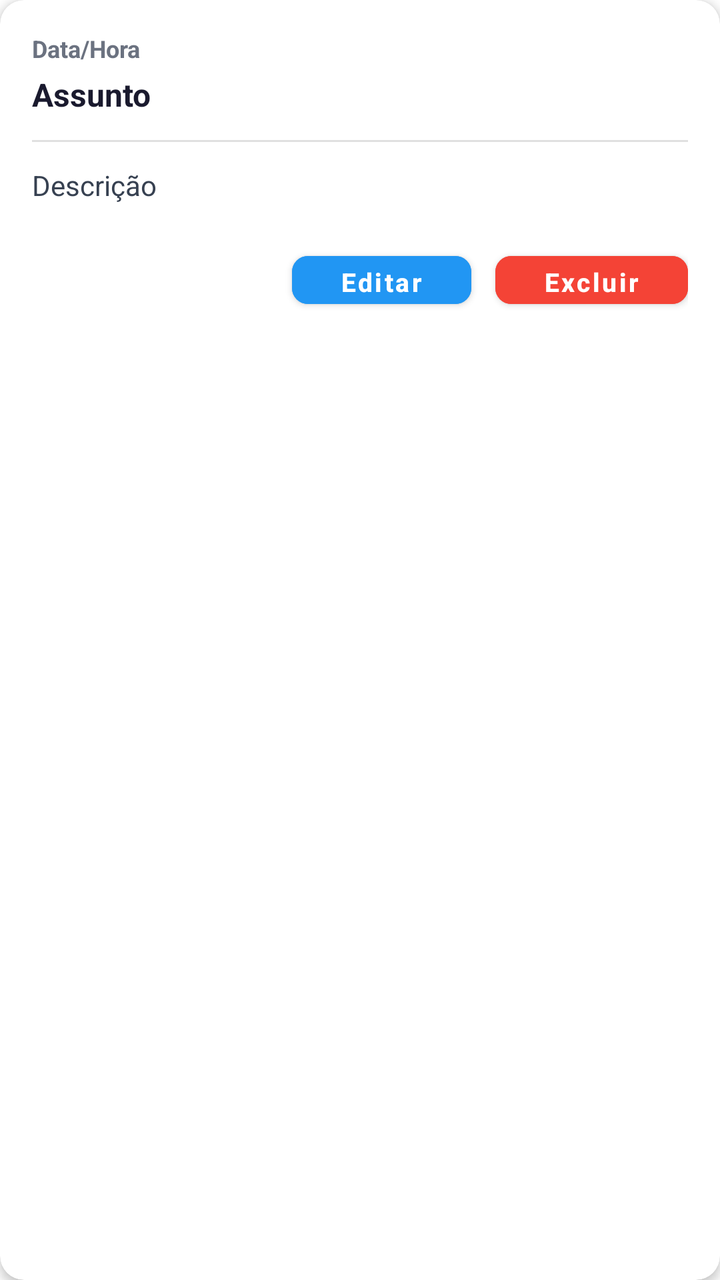
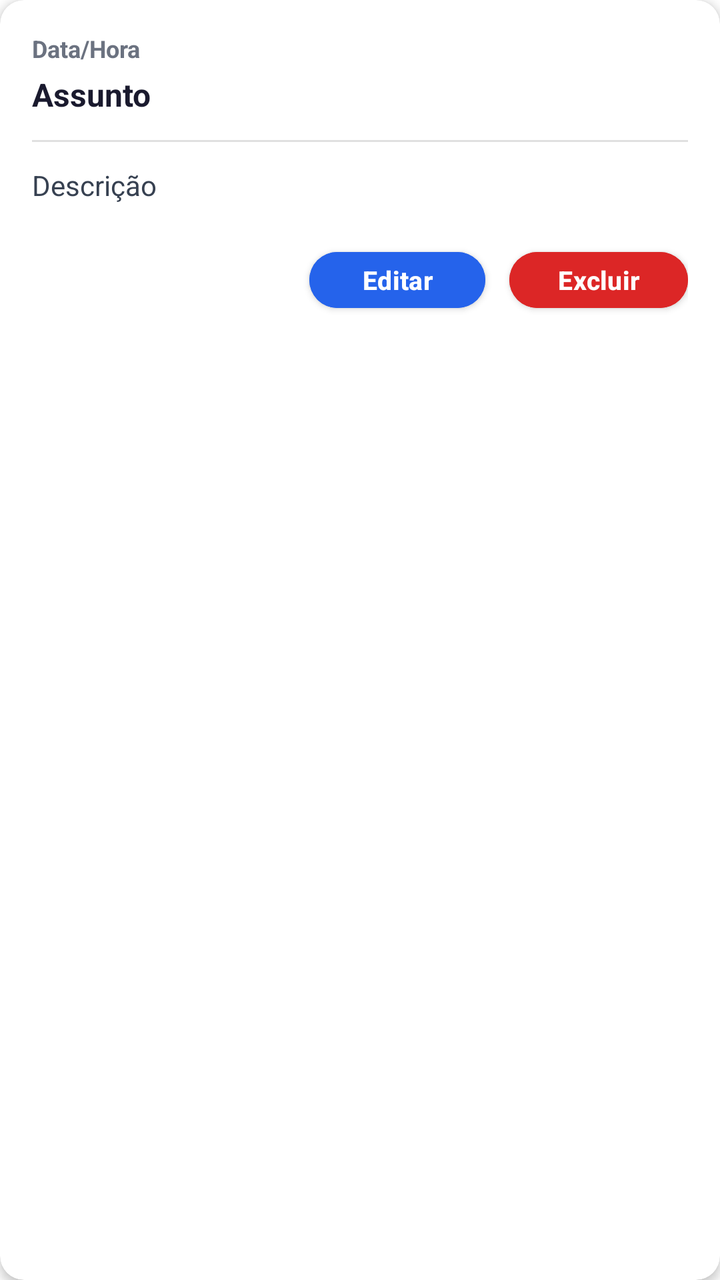

Screens rendered from an Android XML layout before and after an edit, with the pre-edit source and the edit as a unified diff.
<!-- AndroidManifest.xml: application theme AppTheme -->
<!-- res/layout/item_aviso.xml -->
<?xml version="1.0" encoding="utf-8"?>
<androidx.cardview.widget.CardView xmlns:android="http://schemas.android.com/apk/res/android"
    xmlns:app="http://schemas.android.com/apk/res-auto"
    android:layout_width="match_parent"
    android:layout_height="wrap_content"
    android:layout_marginStart="16dp"
    android:layout_marginEnd="16dp"
    android:layout_marginTop="8dp"
    android:layout_marginBottom="8dp"
    app:cardCornerRadius="12dp"
    app:cardElevation="3dp"
    app:cardBackgroundColor="#FFFFFF">

    <LinearLayout
        android:layout_width="match_parent"
        android:layout_height="wrap_content"
        android:orientation="vertical"
        android:padding="16dp">

        
        <LinearLayout
            android:layout_width="match_parent"
            android:layout_height="wrap_content"
            android:orientation="vertical">

            <TextView
                android:id="@+id/tvDataHora"
                android:layout_width="wrap_content"
                android:layout_height="wrap_content"
                android:text="Data/Hora"
                android:textSize="12sp"
                android:textColor="#6B7280"
                android:textStyle="bold"/>

            <TextView
                android:id="@+id/tvAssunto"
                android:layout_width="match_parent"
                android:layout_height="wrap_content"
                android:text="Assunto"
                android:textSize="16sp"
                android:textColor="#1A1A2E"
                android:textStyle="bold"
                android:layout_marginTop="4dp"/>

        </LinearLayout>

        
        <View
            android:layout_width="match_parent"
            android:layout_height="1dp"
            android:background="#E0E0E0"
            android:layout_marginTop="12dp"
            android:layout_marginBottom="12dp" />

        
        <TextView
            android:id="@+id/tvDescricao"
            android:layout_width="match_parent"
            android:layout_height="wrap_content"
            android:text="Descrição"
            android:textSize="14sp"
            android:textColor="#374151"
            android:layout_marginBottom="12dp"/>

        
        <TextView
            android:layout_width="match_parent"
            android:layout_height="wrap_content"
            android:text="📎 Anexos:"
            android:textSize="13sp"
            android:textColor="#6B7280"
            android:layout_marginBottom="8dp"
            android:visibility="gone"
            android:id="@+id/tvAnexosLabel"/>

        <HorizontalScrollView
            android:id="@+id/scrollAnexos"
            android:layout_width="match_parent"
            android:layout_height="80dp"
            android:layout_marginBottom="12dp"
            android:scrollbars="none"
            android:visibility="gone">

            <LinearLayout
                android:id="@+id/layoutAnexos"
                android:layout_width="wrap_content"
                android:layout_height="match_parent"
                android:orientation="horizontal"/>

        </HorizontalScrollView>

        
        <LinearLayout
            android:layout_width="match_parent"
            android:layout_height="wrap_content"
            android:orientation="horizontal"
            android:layout_marginTop="8dp"
            android:gravity="end">

            <Button
                android:id="@+id/btnEditar"
                android:layout_width="wrap_content"
                android:layout_height="36dp"
                android:text="Editar"
                android:textSize="13sp"
                android:textStyle="bold"
                android:textAllCaps="false"
                android:backgroundTint="#2196F3"
                android:textColor="#FFFFFF"
                app:cornerRadius="8dp"
                android:paddingStart="24dp"
                android:paddingEnd="24dp"
                android:layout_marginEnd="12dp"/>

            <Button
                android:id="@+id/btnExcluir"
                android:layout_width="wrap_content"
                android:layout_height="36dp"
                android:text="Excluir"
                android:textSize="13sp"
                android:textStyle="bold"
                android:textAllCaps="false"
                android:backgroundTint="#F44336"
                android:textColor="#FFFFFF"
                app:cornerRadius="8dp"
                android:paddingStart="24dp"
                android:paddingEnd="24dp"/>
        </LinearLayout>

    </LinearLayout>
</androidx.cardview.widget.CardView>
<!-- resources referenced by this layout -->
<resources>
  <style name="AppTheme" parent="Theme.MaterialComponents.DayNight.DarkActionBar">
          <item name="colorPrimary">@color/colorPrimary</item>
          <item name="colorPrimaryDark">@color/black</item>
          <item name="colorAccent">@color/black</item>
          <item name="android:windowBackground">@color/white</item>
          <item name="android:textColor">@color/black</item>
          <item name="android:textColorPrimary">@color/corTitulo</item>
  
          
          <item name="materialButtonStyle">@style/Widget.Condominio.Button</item>
          <item name="textInputStyle">@style/Widget.Condominio.TextInputLayout</item>
      </style>
  <color name="colorPrimary">#062AF2</color>
  <color name="black">#000000</color>
  <color name="white">#FFFFFF</color>
  <color name="corTitulo">#070707</color>
  <style name="Widget.Condominio.Button" parent="Widget.MaterialComponents.Button">
          <item name="backgroundTint">@color/colorPrimary</item>
          <item name="android:textColor">@color/white</item>
          <item name="cornerRadius">8dp</item>
      </style>
  <style name="Widget.Condominio.TextInputLayout" parent="Widget.MaterialComponents.TextInputLayout.OutlinedBox">
          <item name="boxBackgroundColor">@color/white</item>
          <item name="boxStrokeColor">@color/colorPrimary</item>
          <item name="hintTextColor">@color/colorPrimary</item>
          <item name="android:textColorHint">@color/colorPrimary</item>
      </style>
</resources>

<!-- the commit's change to res/layout/item_aviso.xml (unified diff, before → after) -->
@@ -105,9 +105,9 @@
                 android:textSize="13sp"
                 android:textStyle="bold"
                 android:textAllCaps="false"
-                android:backgroundTint="#2196F3"
+                android:backgroundTint="@color/botaoPrimario"
                 android:textColor="#FFFFFF"
-                app:cornerRadius="8dp"
+                app:cornerRadius="14dp"
                 android:paddingStart="24dp"
                 android:paddingEnd="24dp"
                 android:layout_marginEnd="12dp"/>
@@ -120,9 +120,9 @@
                 android:textSize="13sp"
                 android:textStyle="bold"
                 android:textAllCaps="false"
-                android:backgroundTint="#F44336"
+                android:backgroundTint="@color/botaoPerigo"
                 android:textColor="#FFFFFF"
-                app:cornerRadius="8dp"
+                app:cornerRadius="14dp"
                 android:paddingStart="24dp"
                 android:paddingEnd="24dp"/>
         </LinearLayout>
<!-- resource entries referenced after the edit -->
@@ -1,5 +1,7 @@
 <!-- resources referenced by this layout -->
 <resources>
+  <color name="botaoPerigo">#DC2626</color>
+  <color name="botaoPrimario">#2563EB</color>
   <style name="AppTheme" parent="Theme.MaterialComponents.DayNight.DarkActionBar">
           <item name="colorPrimary">@color/colorPrimary</item>
           <item name="colorPrimaryDark">@color/black</item>
@@ -12,14 +14,24 @@
           <item name="materialButtonStyle">@style/Widget.Condominio.Button</item>
           <item name="textInputStyle">@style/Widget.Condominio.TextInputLayout</item>
       </style>
-  <color name="colorPrimary">#062AF2</color>
+  <color name="colorPrimary">#1E3A8A</color>
   <color name="black">#000000</color>
   <color name="white">#FFFFFF</color>
   <color name="corTitulo">#070707</color>
   <style name="Widget.Condominio.Button" parent="Widget.MaterialComponents.Button">
-          <item name="backgroundTint">@color/colorPrimary</item>
+          <item name="backgroundTint">@color/botaoPrimario</item>
           <item name="android:textColor">@color/white</item>
-          <item name="cornerRadius">8dp</item>
+          <item name="cornerRadius">14dp</item>
+          <item name="android:textAllCaps">false</item>
+          <item name="android:textStyle">bold</item>
+          <item name="android:textSize">15sp</item>
+          <item name="android:letterSpacing">0.01</item>
+          <item name="android:minHeight">52dp</item>
+          <item name="android:insetTop">4dp</item>
+          <item name="android:insetBottom">4dp</item>
+          <item name="android:elevation">2dp</item>
+          <item name="iconTint">@color/white</item>
+          <item name="iconPadding">8dp</item>
       </style>
   <style name="Widget.Condominio.TextInputLayout" parent="Widget.MaterialComponents.TextInputLayout.OutlinedBox">
           <item name="boxBackgroundColor">@color/white</item>
